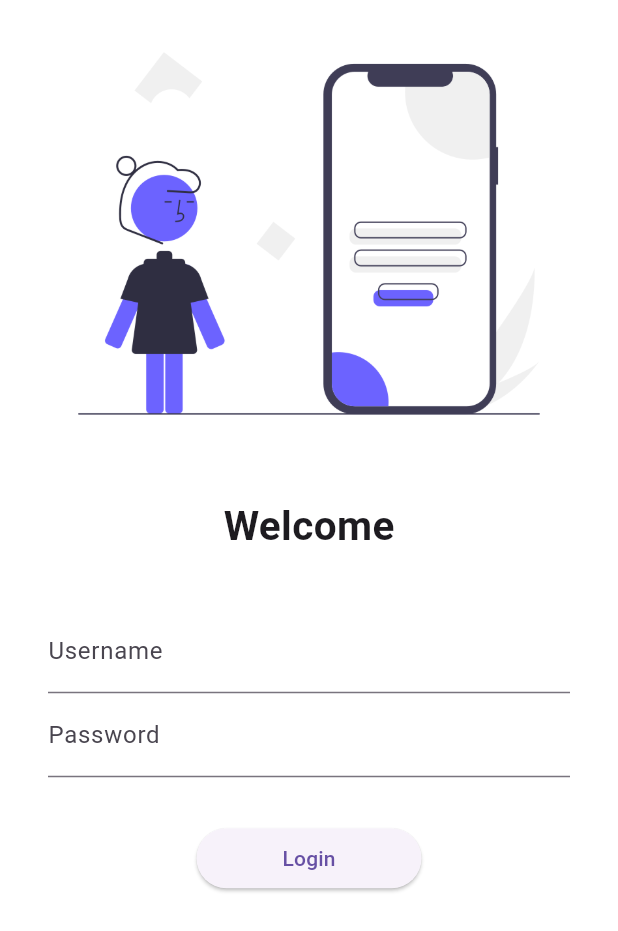
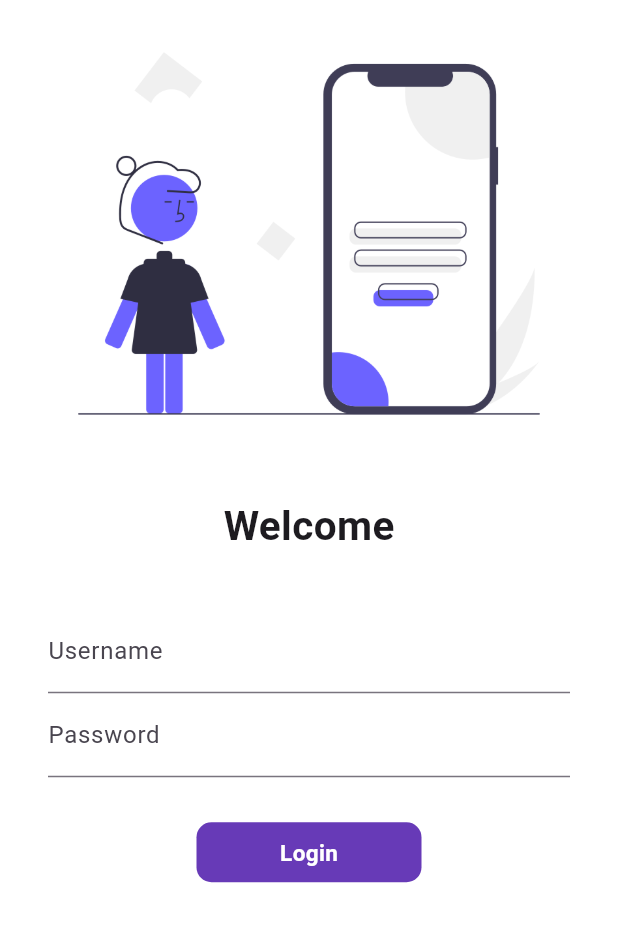
Before and after one commit to Asharusmani/FlutterWork, a Flutter app: the screen it shows after launch, on a phone screen of 412 x 824 dp. Shown: the top 931 px of the screen. Run offline on Flutter 3.47's test engine with Material 3 defaults, Android fonts, the phone set to English and light mode, and no system bars; our stand-ins replace google_fonts.

Commit message:
Day 6 completed

```diff
--- a/lib/pages/login_page.dart
+++ b/lib/pages/login_page.dart
@@ -3,9 +3,15 @@ import 'package:flutter/material.dart';
 
 import '../utilis/routes.dart';
 
-class LoginPage extends StatelessWidget {
+class LoginPage extends StatefulWidget {
   const LoginPage({super.key});
 
+  @override
+  State<LoginPage> createState() => _LoginPageState();
+}
+
+class _LoginPageState extends State<LoginPage> {
+  bool changeButton = false;
   @override
   Widget build(BuildContext context) {
     return Material(
@@ -48,11 +54,44 @@ class LoginPage extends StatelessWidget {
                 SizedBox(
                   height: 30.0,
                 ),
-              ElevatedButton(onPressed: () {
-                Navigator.pushNamed(context, Myroutes.homeRoutes);
-              }, child: Text("Login"),
-                style: TextButton.styleFrom(minimumSize: Size(150, 40)),
+              InkWell (
+                onTap:() async {
+                  setState(() {
+                    changeButton = true;
+                  });
+                  await Future.delayed(Duration (seconds: 1));
+                   Navigator.pushNamed(context, Myroutes.homeRoutes);
+                  },
+                child: AnimatedContainer(
+                  duration: Duration(seconds: 1),
+                  width: changeButton ? 40 : 150,
+                  height: 40,
+
+                  alignment: Alignment.center,
+                  child: changeButton ?  Icon(
+                    Icons.done,color: Colors.white,
+                  )
+                      : Text("Login", style: TextStyle(
+                    fontSize: 15,
+                    fontWeight: FontWeight.bold,
+                    color: Colors.white,
+
+                  ),),
+                  decoration: BoxDecoration(
+                     color: Colors.deepPurple,
+                     // shape: changeButton ? BoxShape.circle
+                     //    : BoxShape.rectangle,
+                     borderRadius: BorderRadius.circular(changeButton ? 60: 10)
+                  ),
+                ),
               ),
+
+
+              // ElevatedButton(onPressed: () {
+              //   Navigator.pushNamed(context, Myroutes.homeRoutes);
+              // }, child: Text("Login"),
+              //   style: TextButton.styleFrom(minimumSize: Size(150, 40)),
+              // ),
 
 
 
```
